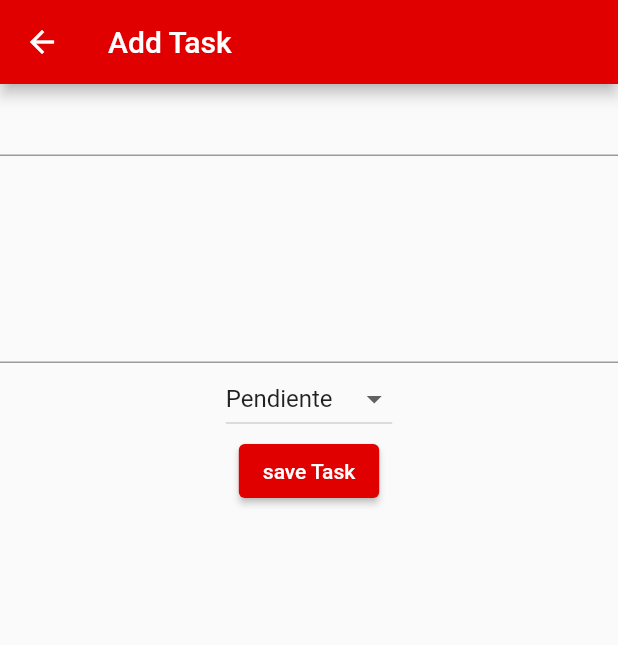
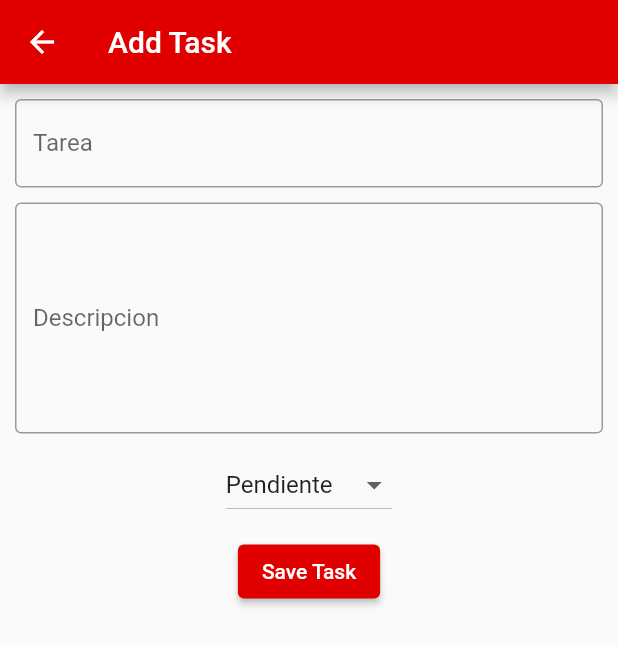
Before and after one commit to JuanCastillo240301/flutter_application, a Flutter app: the AddTask screen opened by its route, on a phone screen of 412 x 824 dp. Shown: the top 645 px of the screen. Run offline on Flutter 3.47's test engine with Material 2 defaults, Android fonts, the phone set to English and light mode, and no system bars; our stand-ins replace animated_text_kit, carousel_slider, flutter_rating_bar, lottie, shared_preferences, sqflite; missing offline and left inert: day_night_switcher; accounts and stored records are empty; project files that could hold a hidden picture were left out.

Commit message:
22-09-2023

```diff
--- a/lib/assets/global_values.dart
+++ b/lib/assets/global_values.dart
@@ -2,4 +2,6 @@ import 'package:flutter/material.dart';
 
 class GlobalValues {
   static ValueNotifier<bool> flagTheme = ValueNotifier<bool>(true);
+
+  static ValueNotifier<bool> flagTask = ValueNotifier<bool>(true);
 }
--- a/lib/assets/models/task_model.dart
+++ b/lib/assets/models/task_model.dart
@@ -3,14 +3,15 @@ class TaskModel {
   int? idTask;
   String? nameTask;
   String? dscTask;
-  bool? sttTask;
+  String? sttTask;
 
   TaskModel({this.sttTask,this.idTask,this.nameTask,this.dscTask});
   factory TaskModel.fromMap(Map<String,dynamic> map){
     return TaskModel(
       idTask: map['idTask'],
+      nameTask: map['nameTask'],
       dscTask: map['dscTask'],
-      nameTask: map['nameTask'],
+
       sttTask: map['sttTask']
     );
   }
--- a/lib/screens/add_task.dart
+++ b/lib/screens/add_task.dart
@@ -1,4 +1,5 @@
 import 'package:flutter/material.dart';
+import 'package:flutter_application_3/database/agendadb.dart';
 
 class AddTask extends StatefulWidget {
   const AddTask({super.key});
@@ -9,26 +10,46 @@ class AddTask extends StatefulWidget {
 
 class _AddTaskState extends State<AddTask> {
 
-  @override
-  Widget build(BuildContext context) {
-
-    TextEditingController txtConName = TextEditingController();
-    TextEditingController txtConDsc = TextEditingController();
   String dropDownValue = "Pendiente";
+  final TextEditingController txtConName = TextEditingController();
+  final TextEditingController txtConDsc = TextEditingController();
   List<String> dropDownValues = [
       'Pendiente',
       'Completado',
       'En proceso'
   ];
 
+  AgendaDB? agendaDB;
+  @override
+  void initState() {
+    // TODO: implement initState
+    super.initState();
+    agendaDB = AgendaDB();
+  }
+
+  @override
+  Widget build(BuildContext context) {
+
+
+
+    final txtDscTask = TextField(
+      decoration: const InputDecoration(
+        label: Text('Descripcion'),
+        border: OutlineInputBorder()
+      ),
+      maxLines: 6,
+      controller: txtConDsc,
+    );
+
 final txtNameTask = TextFormField(
+  decoration: const InputDecoration(
+    label: Text('Tarea'),
+    border: OutlineInputBorder(),
+  ),
   controller: txtConName,
 );
 
-    final txtDscTask = TextField(
-      maxLines: 6,
-      controller: txtConDsc,
-    );
+    final space = SizedBox(height: 10,);
 
     final DropdownButton ddBStatus = DropdownButton(
       value: dropDownValue,
@@ -44,21 +65,44 @@ class _AddTaskState extends State<AddTask> {
       }
     );
 
-    final ElevatedButton btnGuardar =ElevatedButton(
-      onPressed: (){},
-       child: Text('save Task'));
+    final ElevatedButton btnGuardar =
+      ElevatedButton(
+        onPressed: () {
+  agendaDB!.INSERT('tblTareas', {
+    'nameTask': txtConName.text,
+    'dscTask': txtConDsc.text,
+    'sttTask': dropDownValue.substring(0, 1),
+  }).then((value) {
+    var msj = (value > 0)
+        ? 'La inserción fue exitosa!'
+        : 'Ocurrió un error';
+    var snackbar = SnackBar(content: Text(msj));
+    ScaffoldMessenger.of(context).showSnackBar(snackbar);
+    Navigator.pop(context);
+  });
+},
+
+        child: Text('Save Task')
+      );
 
     return Scaffold(
       appBar: AppBar(
         title: Text('Add Task'),
       ),
-      body: Column(
+      body: Padding(
+        padding: const EdgeInsets.all(10.0),
+        child: Column(
+          //mainAxisAlignment: MainAxisAlignment.spaceAround,
           children: [
             txtNameTask,
+            space,
             txtDscTask,
+            space,
             ddBStatus,
+            space,
             btnGuardar
           ],
+        ),
       ),
     );
   }
--- a/lib/screens/dashboard_screen.dart
+++ b/lib/screens/dashboard_screen.dart
@@ -2,10 +2,7 @@
 import 'package:day_night_switcher/day_night_switcher.dart';
 import 'package:flutter/material.dart';
 import 'package:flutter_application_3/assets/global_values.dart';
-import 'package:flutter_application_3/routes.dart';
-import 'package:flutter_application_3/screens/login_screen.dart';
 import 'package:flutter_application_3/screens/movie_details.dart';
-import 'package:flutter_application_3/assets/styles_app.dart';
 import 'package:shared_preferences/shared_preferences.dart';
 class DashboardScreen extends StatefulWidget {
   const DashboardScreen({Key? key}) : super(key: key);
```
Also changed, not shown: lib/database/agendadb.dart (+22 -20 lines), lib/screens/task_screen.dart (+25 -16 lines), lib/widgets/CardTaskWidget.dart (added, +71 -0 lines). Lines whose indentation alone changed are shown as unchanged.
